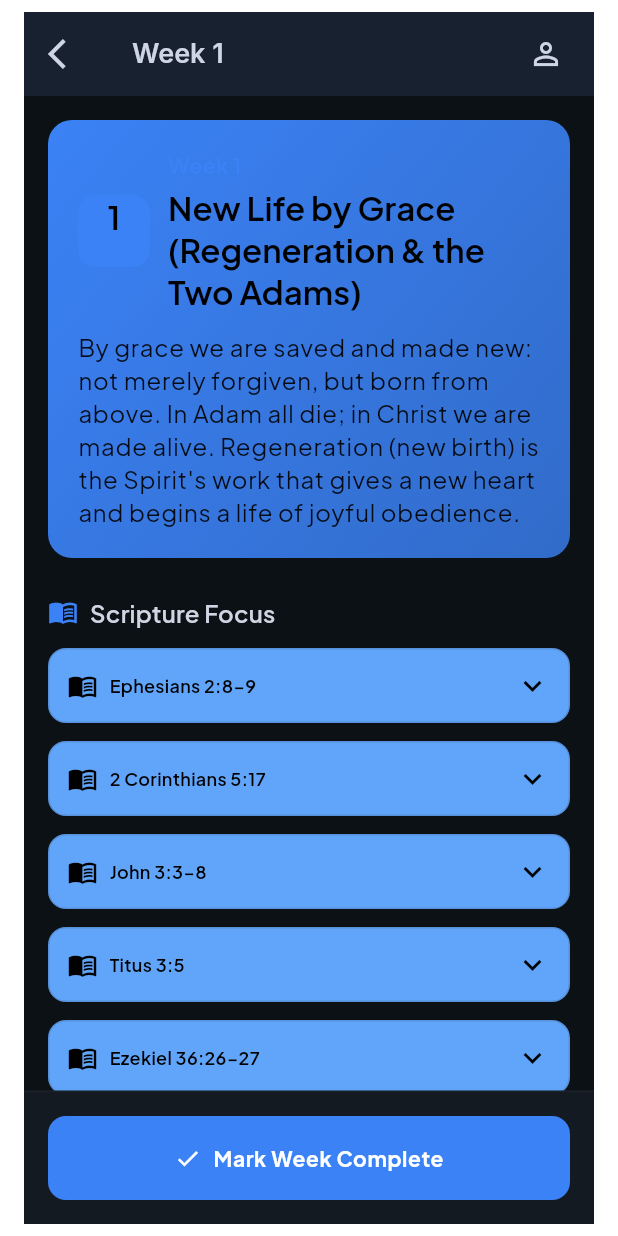
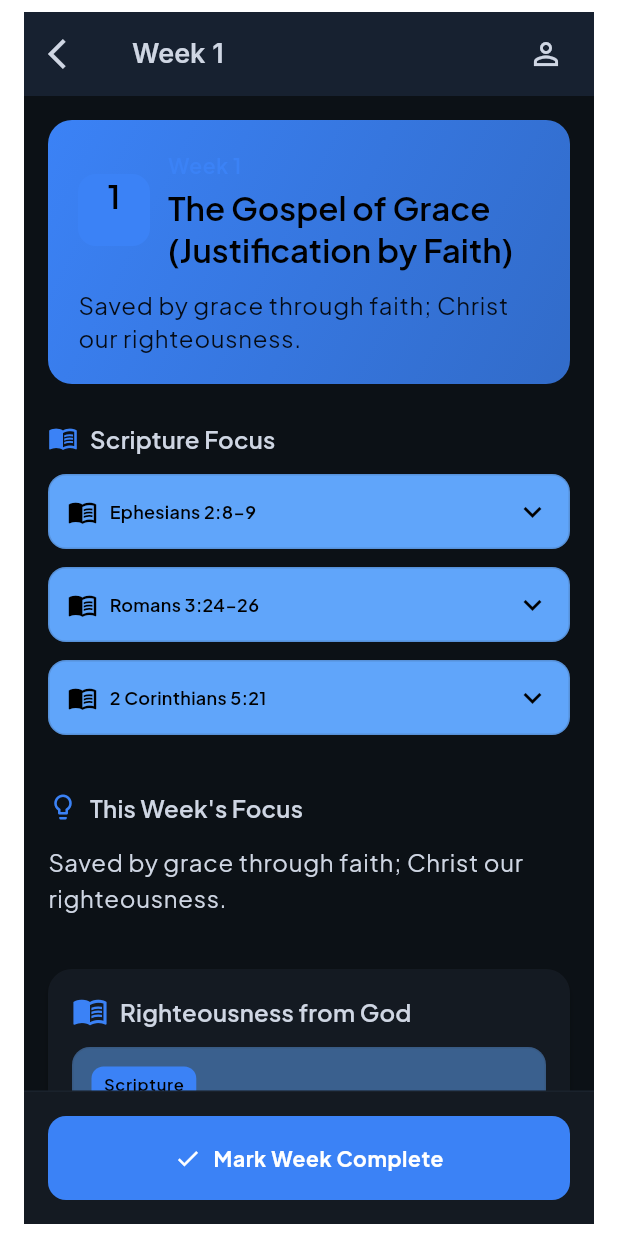
Before and after one commit to louisworkapp/ur4more-whole-wellness, a Flutter app: the CourseDetailScreen screen opened by its route, after a tap on an icon or button, on a phone screen of 412 x 824 dp. Run offline on Flutter 3.47's test engine with Material 3 defaults, Android fonts, the phone set to English and light mode, and no system bars; our stand-ins replace cached_network_image, connectivity_plus, flutter_slidable, flutter_svg, fluttertoast, google_fonts and 5 more; accounts and stored records are empty.

Commit message:
Fix scripture expansion and add KJV verses
- Updated assets/data/scriptures.json with all KJV verses from new 12-week course
- Fixed scripture reference matching (Ephesians 2:8-9 vs 2:8-10)
- Added complete KJV scripture library for all 12 weeks of discipleship course
- Scripture tiles now expand to show full KJV quoted verses inline
- Removed external link functionality as requested
- All scripture references now display proper KJV text when tapped

```diff
--- a/ur4more_wellness/lib/features/courses/data/course_repository.dart
+++ b/ur4more_wellness/lib/features/courses/data/course_repository.dart
@@ -17,7 +17,7 @@ class CourseRepository {
   /// Load the core discipleship course from assets
   Future<Course> loadCoreFromAssets(BuildContext context) async {
     try {
-      final String jsonString = await rootBundle.loadString('assets/courses/ur4more_core_12w.json');
+      final String jsonString = await rootBundle.loadString('assets/courses/discipleship_12w.json');
       final Map<String, dynamic> jsonData = json.decode(jsonString);
       return Course.fromJson(jsonData);
     } catch (e) {
@@ -256,7 +256,7 @@ class CourseRepository {
     // Create a mock BuildContext for loading assets
     // In a real app, you'd pass the context from the calling widget
     try {
-      final String jsonString = await rootBundle.loadString('assets/courses/ur4more_core_12w.json');
+      final String jsonString = await rootBundle.loadString('assets/courses/discipleship_12w.json');
       final Map<String, dynamic> jsonData = json.decode(jsonString);
       return Course.fromJson(jsonData);
     } catch (e) {
--- a/ur4more_wellness/lib/features/courses/models/course_models.dart
+++ b/ur4more_wellness/lib/features/courses/models/course_models.dart
@@ -82,6 +82,9 @@ class Course {
   });
 
   factory Course.fromJson(Map<String, dynamic> json) {
+    // Handle both old format (weeks) and new format (units)
+    final weeksData = json['weeks'] ?? json['units'];
+
     return Course(
       id: json['id'] as String,
       title: json['title'] as String,
@@ -92,7 +95,7 @@ class Course {
       cost: json['cost'] as String? ?? 'Free',
       format: List<String>.from(json['format'] as List? ?? ['Self-paced']),
       tags: List<String>.from(json['tags'] as List? ?? ['foundations']),
-      weeks: (json['weeks'] as List)
+      weeks: (weeksData as List)
           .map((weekJson) => Week.fromJson(weekJson as Map<String, dynamic>))
           .toList(),
       gate: json['gate'] != null
@@ -156,25 +159,55 @@ class Week {
   });
 
   factory Week.fromJson(Map<String, dynamic> json) {
+    // Handle both old format and new format
+    final practiceData = json['practice'];
+    List<Practice> practices = [];
+
+    if (practiceData is List) {
+      if (practiceData.isNotEmpty && practiceData.first is String) {
+        // New format: list of strings
+        practices = practiceData.map((p) => Practice(
+          title: p as String,
+          desc: '',
+          estMinutes: 5,
+        )).toList();
+      } else {
+        // Old format: list of Practice objects
+        practices = practiceData
+            .map((practiceJson) => Practice.fromJson(practiceJson as Map<String, dynamic>))
+            .toList();
+      }
+    }
+
     return Week(
       week: json['week'] as int,
       title: json['title'] as String,
-      theme: json['theme'] as String,
-      scriptureRefs: List<String>.from(json['scriptureRefs'] as List),
-      lessonSummary: json['lessonSummary'] as String,
-      keyIdeas: List<String>.from(json['keyIdeas'] as List),
-      reflectionQs: List<String>.from(json['reflectionQs'] as List),
-      practice: (json['practice'] as List)
-          .map((practiceJson) => Practice.fromJson(practiceJson as Map<String, dynamic>))
-          .toList(),
-      prayer: json['prayer'] as String,
-      resources: (json['resources'] as List)
+      theme: json['theme'] as String? ?? json['summary'] as String? ?? '',
+      scriptureRefs: List<String>.from(json['scriptureRefs'] as List? ?? json['key_scriptures_kjv'] as List? ?? []),
+      lessonSummary: json['lessonSummary'] as String? ?? json['summary'] as String? ?? '',
+      keyIdeas: List<String>.from(json['keyIdeas'] as List? ?? []),
+      reflectionQs: List<String>.from(json['reflectionQs'] as List? ?? json['reflection_questions'] as List? ?? []),
+      practice: practices,
+      prayer: json['prayer'] as String? ?? '',
+      resources: (json['resources'] as List? ?? [])
           .map((resourceJson) => Resource.fromJson(resourceJson as Map<String, dynamic>))
           .toList(),
-      tierMin: json['tierMin'] as String,
-      estLessonMinutes: json['estLessonMinutes'] as int,
-      estWeekPracticeMinutes: json['estWeekPracticeMinutes'] as int,
-      unlock: json['unlock'] != null ? Unlock.fromJson(json['unlock'] as Map<String, dynamic>) : null,
+      tierMin: json['tierMin'] as String? ?? 'Disciple',
+      estLessonMinutes: json['estLessonMinutes'] as int? ?? 45,
+      estWeekPracticeMinutes: json['estWeekPracticeMinutes'] as int? ?? 30,
+      unlock: json['unlock'] != null
+          ? Unlock.fromJson(json['unlock'] as Map<String, dynamic>)
+          : (json['unlock_scripture_card'] != null
+              ? Unlock(
+                  title: json['unlock_scripture_card']['title'] as String? ?? '',
+                  versesKJV: [VerseKJV(
+                    ref: 'Scripture',
+                    text: json['unlock_scripture_card']['verse_kjv'] as String? ?? '',
+                  )],
+                  insight: json['unlock_scripture_card']['layer'] as String? ?? '',
+                  deeperTruths: [],
+                )
+              : null),
     );
   }
 
--- a/ur4more_wellness/lib/features/courses/presentation/week_lesson_screen.dart
+++ b/ur4more_wellness/lib/features/courses/presentation/week_lesson_screen.dart
@@ -359,7 +359,7 @@ class _WeekLessonScreenState extends State<WeekLessonScreen> {
                     ),
                   ),
                 ),
-                if (isExpanded && scriptureText != null)
+                if (isExpanded)
                   Container(
                     width: double.infinity,
                     padding: EdgeInsets.fromLTRB(
@@ -368,10 +368,19 @@ class _WeekLessonScreenState extends State<WeekLessonScreen> {
                       AppSpace.x3,
                       AppSpace.x3,
                     ),
-                    child: Text(
+                    child: scriptureText != null
+                      ? Text(
                           scriptureText,
                           style: theme.textTheme.bodyMedium?.copyWith(
                             color: colorScheme.onSecondaryContainer.withOpacity(0.9),
+                            height: 1.5,
+                            fontStyle: FontStyle.italic,
+                          ),
+                        )
+                      : Text(
+                          'Scripture text not found for: $ref',
+                          style: theme.textTheme.bodyMedium?.copyWith(
+                            color: colorScheme.error,
                             height: 1.5,
                             fontStyle: FontStyle.italic,
                           ),
--- a/ur4more_wellness/lib/services/scripture_service.dart
+++ b/ur4more_wellness/lib/services/scripture_service.dart
@@ -1,5 +1,6 @@
 import 'dart:convert';
 import 'package:flutter/services.dart';
+import 'package:url_launcher/url_launcher.dart';
 
 /// Scripture service providing King James Version (KJV) Bible verses
 /// for the UR4MORE Discipleship Course
@@ -26,21 +27,76 @@ class ScriptureService {
 
   void _loadFallbackScriptures() {
     _scriptures = {
+      // Week 1 - The Gospel of Grace
+      'Ephesians 2:8-9': 'For by grace are ye saved through faith; and that not of yourselves: it is the gift of God: Not of works, lest any man should boast.',
+      'Romans 3:24-26': 'Being justified freely by his grace through the redemption that is in Christ Jesus: Whom God hath set forth to be a propitiation through faith in his blood, to declare his righteousness for the remission of sins that are past, through the forbearance of God; To declare, I say, at this time his righteousness: that he might be just, and the justifier of him which believeth in Jesus.',
+      '2 Corinthians 5:21': 'For he hath made him to be sin for us, who knew no sin; that we might be made the righteousness of God in him.',
+
+      // Week 2 - Regeneration
+      'John 3:3-8': 'Jesus answered and said unto him, Verily, verily, I say unto thee, Except a man be born again, he cannot see the kingdom of God. Nicodemus saith unto him, How can a man be born when he is old? can he enter the second time into his mother\'s womb, and be born? Jesus answered, Verily, verily, I say unto thee, Except a man be born of water and of the Spirit, he cannot enter into the kingdom of God. That which is born of the flesh is flesh; and that which is born of the Spirit is spirit. Marvel not that I said unto thee, Ye must be born again. The wind bloweth where it listeth, and thou hearest the sound thereof, but canst not tell whence it cometh, and whither it goeth: so is every one that is born of the Spirit.',
+      'Titus 3:5': 'Not by works of righteousness which we have done, but according to his mercy he saved us, by the washing of regeneration, and renewing of the Holy Ghost;',
+      'Ezekiel 36:26-27': 'A new heart also will I give you, and a new spirit will I put within you: and I will take away the stony heart out of your flesh, and I will give you an heart of flesh. And I will put my spirit within you, and cause you to walk in my statutes, and ye shall keep my judgments, and do them.',
+      '2 Corinthians 5:17': 'Therefore if any man be in Christ, he is a new creature: old things are passed away; behold, all things are become new.',
+
+      // Week 3 - Adam → Christ & Union with Christ
+      'Romans 5:12-19': 'Wherefore, as by one man sin entered into the world, and death by sin; and so death passed upon all men, for that all have sinned: (For until the law sin was in the world: but sin is not imputed when there is no law. Nevertheless death reigned from Adam to Moses, even over them that had not sinned after the similitude of Adam\'s transgression, who is the figure of him that was to come. But not as the offence, so also is the free gift. For if through the offence of one many be dead, much more the grace of God, and the gift by grace, which is by one man, Jesus Christ, hath abounded unto many. And not as it was by one that sinned, so is the gift: for the judgment was by one to condemnation, but the free gift is of many offences unto justification. For if by one man\'s offence death reigned by one; much more they which receive abundance of grace and of the gift of righteousness shall reign in life by one, Jesus Christ.) Therefore as by the offence of one judgment came upon all men to condemnation; even so by the righteousness of one the free gift came upon all men unto justification of life. For as by one man\'s disobedience many were made sinners, so by the obedience of one shall many be made righteous.',
+      '1 Corinthians 15:22': 'For as in Adam all die, even so in Christ shall all be made alive.',
+      '1 Corinthians 15:45-49': 'And so it is written, The first man Adam was made a living soul; the last Adam was made a quickening spirit. Howbeit that was not first which is spiritual, but that which is natural; and afterward that which is spiritual. The first man is of the earth, earthy: the second man is the Lord from heaven. As is the earthy, such are they also that are earthy: and as is the heavenly, such are they also that are heavenly. And as we have borne the image of the earthy, we shall also bear the image of the heavenly.',
+      'Romans 6:3-5': 'Know ye not, that so many of us as were baptized into Jesus Christ were baptized into his death? Therefore we are buried with him by baptism into death: that like as Christ was raised up from the dead by the glory of the Father, even so we also should walk in newness of life. For if we have been planted together in the likeness of his death, we shall be also in the likeness of his resurrection:',
+
+      // Week 4 - Repentance & Faith
+      'Mark 1:15': 'And saying, The time is fulfilled, and the kingdom of God is at hand: repent ye, and believe the gospel.',
+      'Acts 3:19': 'Repent ye therefore, and be converted, that your sins may be blotted out, when the times of refreshing shall come from the presence of the Lord;',
+      '1 John 1:9': 'If we confess our sins, he is faithful and just to forgive us our sins, and to cleanse us from all unrighteousness.',
+
+      // Week 5 - Lordship & Obedience
+      'John 14:15': 'If ye love me, keep my commandments.',
+      'James 2:17': 'Even so faith, if it hath not works, is dead, being alone.',
+      'Galatians 5:6': 'For in Jesus Christ neither circumcision availeth any thing, nor uncircumcision; but faith which worketh by love.',
+      'Matthew 7:24-27': 'Therefore whosoever heareth these sayings of mine, and doeth them, I will liken him unto a wise man, which built his house upon a rock: And the rain descended, and the floods came, and the winds blew, and beat upon that house; and it fell not: for it was founded upon a rock. And every one that heareth these sayings of mine, and doeth them not, shall be likened unto a foolish man, which built his house upon the sand: And the rain descended, and the floods came, and the winds blew, and beat upon that house; and it fell: and great was the fall of it.',
+
+      // Week 6 - Scripture
+      '2 Timothy 3:16-17': 'All scripture is given by inspiration of God, and is profitable for doctrine, for reproof, for correction, for instruction in righteousness: That the man of God may be perfect, throughly furnished unto all good works.',
+      'Joshua 1:8': 'This book of the law shall not depart out of thy mouth; but thou shalt meditate therein day and night, that thou mayest observe to do according to all that is written therein: for then thou shalt make thy way prosperous, and then thou shalt have good success.',
+      'Psalm 1:2-3': 'But his delight is in the law of the Lord; and in his law doth he meditate day and night. And he shall be like a tree planted by the rivers of water, that bringeth forth his fruit in his season; his leaf also shall not wither; and whatsoever he doeth shall prosper.',
+      'Hebrews 4:12': 'For the word of God is quick, and powerful, and sharper than any twoedged sword, piercing even to the dividing asunder of soul and spirit, and of the joints and marrow, and is a discerner of the thoughts and intents of the heart.',
+
+      // Week 7 - Prayer
+      'Matthew 6:9-13': 'After this manner therefore pray ye: Our Father which art in heaven, Hallowed be thy name. Thy kingdom come. Thy will be done in earth, as it is in heaven. Give us this day our daily bread. And forgive us our debts, as we forgive our debtors. And lead us not into temptation, but deliver us from evil: For thine is the kingdom, and the power, and the glory, for ever. Amen.',
+      'Philippians 4:6-7': 'Be careful for nothing; but in every thing by prayer and supplication with thanksgiving let your requests be made known unto God. And the peace of God, which passeth all understanding, shall keep your hearts and minds through Christ Jesus.',
+      '1 Thessalonians 5:17': 'Pray without ceasing.',
+
+      // Week 8 - Holy Spirit
+      'Romans 8:5-14': 'For they that are after the flesh do mind the things of the flesh; but they that are after the Spirit the things of the Spirit. For to be carnally minded is death; but to be spiritually minded is life and peace. Because the carnal mind is enmity against God: for it is not subject to the law of God, neither indeed can be. So then they that are in the flesh cannot please God. But ye are not in the flesh, but in the Spirit, if so be that the Spirit of God dwell in you. Now if any man have not the Spirit of Christ, he is none of his. And if Christ be in you, the body is dead because of sin; but the Spirit is life because of righteousness. But if the Spirit of him that raised up Jesus from the dead dwell in you, he that raised up Christ from the dead shall also quicken your mortal bodies by his Spirit that dwelleth in you. Therefore, brethren, we are debtors, not to the flesh, to live after the flesh. For if ye live after the flesh, ye shall die: but if ye through the Spirit do mortify the deeds of the body, ye shall live. For as many as are led by the Spirit of God, they are the sons of God.',
+      'Galatians 5:16-25': 'This I say then, Walk in the Spirit, and ye shall not fulfil the lust of the flesh. For the flesh lusteth against the Spirit, and the Spirit against the flesh: and these are contrary the one to the other: so that ye cannot do the things that ye would. But if ye be led of the Spirit, ye are not under the law. Now the works of the flesh are manifest, which are these; Adultery, fornication, uncleanness, lasciviousness, Idolatry, witchcraft, hatred, variance, emulations, wrath, strife, seditions, heresies, Envyings, murders, drunkenness, revellings, and such like: of the which I tell you before, as I have also told you in time past, that they which do such things shall not inherit the kingdom of God. But the fruit of the Spirit is love, joy, peace, longsuffering, gentleness, goodness, faith, Meekness, temperance: against such there is no law. And they that are Christ\'s have crucified the flesh with the affections and lusts. If we live in the Spirit, let us also walk in the Spirit.',
+      'Acts 1:8': 'But ye shall receive power, after that the Holy Ghost is come upon you: and ye shall be witnesses unto me both in Jerusalem, and in all Judaea, and in Samaria, and unto the uttermost part of the earth.',
+
+      // Week 9 - Identity & Holiness
+      '1 Peter 2:9': 'But ye are a chosen generation, a royal priesthood, an holy nation, a peculiar people; that ye should shew forth the praises of him who hath called you out of darkness into his marvellous light:',
+      'Romans 12:1-2': 'I beseech you therefore, brethren, by the mercies of God, that ye present your bodies a living sacrifice, holy, acceptable unto God, which is your reasonable service. And be not conformed to this world: but be ye transformed by the renewing of your mind, that ye may prove what is that good, and acceptable, and perfect, will of God.',
+      '1 Thessalonians 4:3': 'For this is the will of God, even your sanctification, that ye should abstain from fornication:',
+
+      // Week 10 - Community
+      'Hebrews 10:24-25': 'And let us consider one another to provoke unto love and to good works: Not forsaking the assembling of ourselves together, as the manner of some is; but exhorting one another: and so much the more, as ye see the day approaching.',
+      'Acts 2:42': 'And they continued stedfastly in the apostles\' doctrine and fellowship, and in breaking of bread, and in prayers.',
+      'James 5:16': 'Confess your faults one to another, and pray one for another, that ye may be healed. The effectual fervent prayer of a righteous man availeth much.',
+
+      // Week 11 - Mission
+      'Matthew 28:18-20': 'And Jesus came and spake unto them, saying, All power is given unto me in heaven and in earth. Go ye therefore, and teach all nations, baptizing them in the name of the Father, and of the Son, and of the Holy Ghost: Teaching them to observe all things whatsoever I have commanded you: and, lo, I am with you alway, even unto the end of the world. Amen.',
+      '1 Peter 3:15': 'But sanctify the Lord God in your hearts: and be ready always to give an answer to every man that asketh you a reason of the hope that is in you with meekness and fear:',
+      'Mark 10:45': 'For even the Son of man came not to be ministered unto, but to minister, and to give his life a ransom for many.',
+      'Matthew 5:16': 'Let your light so shine before men, that they may see your good works, and glorify your Father which is in heaven.',
+
+      // Week 12 - Perseverance
+      'John 15:5': 'I am the vine, ye are the branches: He that abideth in me, and I in him, the same bringeth forth much fruit: for without me ye can do nothing.',
+      'James 1:2-4': 'My brethren, count it all joy when ye fall into divers temptations; Knowing this, that the trying of your faith worketh patience. But let patience have her perfect work, that ye may be perfect and entire, wanting nothing.',
+      'Colossians 2:6-7': 'As ye have therefore received Christ Jesus the Lord, so walk ye in him: Rooted and built up in him, and stablished in the faith, as ye have been taught, abounding therein with thanksgiving.',
+      'Psalm 90:12': 'So teach us to number our days, that we may apply our hearts unto wisdom.',
+
+      // Common fallback verses
       'John 3:16': 'For God so loved the world, that he gave his only begotten Son, that whosoever believeth in him should not perish, but have everlasting life.',
       'Romans 8:28': 'And we know that all things work together for good to them that love God, to them who are the called according to his purpose.',
-      'Jeremiah 29:11': 'For I know the thoughts that I think toward you, saith the Lord, thoughts of peace, and not of evil, to give you an expected end.',
       'Philippians 4:13': 'I can do all things through Christ which strengtheneth me.',
-      'Proverbs 3:5-6': 'Trust in the Lord with all thine heart; and lean not unto thine own understanding. In all thy ways acknowledge him, and he shall direct thy paths.',
-      'Matthew 28:19-20': 'Go ye therefore, and teach all nations, baptizing them in the name of the Father, and of the Son, and of the Holy Ghost: Teaching them to observe all things whatsoever I have commanded you: and, lo, I am with you alway, even unto the end of the world. Amen.',
-      'Ephesians 2:8-10': 'For by grace are ye saved through faith; and that not of yourselves: it is the gift of God: Not of works, lest any man should boast. For we are his workmanship, created in Christ Jesus unto good works, which God hath before ordained that we should walk in them.',
-      'Galatians 5:22-23': 'But the fruit of the Spirit is love, joy, peace, longsuffering, gentleness, goodness, faith, Meekness, temperance: against such there is no law.',
-      '1 Corinthians 13:4-7': 'Charity suffereth long, and is kind; charity envieth not; charity vaunteth not itself, is not puffed up, Doth not behave itself unseemly, seeketh not her own, is not easily provoked, thinketh no evil; Rejoiceth not in iniquity, but rejoiceth in the truth; Beareth all things, believeth all things, hopeth all things, endureth all things.',
-      'Psalm 23:1-6': 'The Lord is my shepherd; I shall not want. He maketh me to lie down in green pastures: he leadeth me beside the still waters. He restoreth my soul: he leadeth me in the paths of righteousness for his name\'s sake. Yea, though I walk through the valley of the shadow of death, I will fear no evil: for thou art with me; thy rod and thy staff they comfort me. Thou preparest a table before me in the presence of mine enemies: thou anointest my head with oil; my cup runneth over. Surely goodness and mercy shall follow me all the days of my life: and I will dwell in the house of the Lord for ever.',
-      '2 Cor 5:17': 'Therefore if any man be in Christ, he is a new creature: old things are passed away; behold, all things are become new.',
-      'Eph 1:3–5': 'Blessed be the God and Father of our Lord Jesus Christ, who hath blessed us with all spiritual blessings in heavenly places in Christ: According as he hath chosen us in him before the foundation of the world, that we should be holy and without blame before him in love: Having predestinated us unto the adoption of children by Jesus Christ to himself, according to the good pleasure of his will.',
-      'John 1:12': 'But as many as received him, to them gave he power to become the sons of God, even to them that believe on his name.',
-      'Eph 2:8-10': 'For by grace are ye saved through faith; and that not of yourselves: it is the gift of God: Not of works, lest any man should boast. For we are his workmanship, created in Christ Jesus unto good works, which God hath before ordained that we should walk in them.',
-      'Rom 5:8': 'But God commendeth his love toward us, in that, while we were yet sinners, Christ died for us.',
     };
   }
 
@@ -51,4 +107,29 @@ class ScriptureService {
   bool hasScripture(String reference) {
     return _scriptures.containsKey(reference);
   }
+
+  /// Open a Bible verse in an external Bible website
+  Future<void> openBibleVerse(String reference) async {
+    try {
+      // Convert reference to URL-friendly format
+      final cleanRef = reference.replaceAll(' ', '+').replaceAll(':', '%3A');
+
+      // Use Bible Gateway (KJV) as the default Bible website
+      final url = Uri.parse('https://www.biblegateway.com/passage/?search=$cleanRef&version=KJV');
+
+      if (await canLaunchUrl(url)) {
+        await launchUrl(url, mode: LaunchMode.externalApplication);
+      } else {
+        print('Could not launch Bible verse: $reference');
+      }
+    } catch (e) {
+      print('Error opening Bible verse: $e');
+    }
+  }
+
+  /// Get a clickable Bible verse reference with URL launcher
+  String getBibleUrl(String reference) {
+    final cleanRef = reference.replaceAll(' ', '+').replaceAll(':', '%3A');
+    return 'https://www.biblegateway.com/passage/?search=$cleanRef&version=KJV';
+  }
 }
```
Also changed, not shown: ur4more_wellness/assets/data/scriptures.json (+42 -0 lines). Lines whose indentation alone changed are shown as unchanged.
